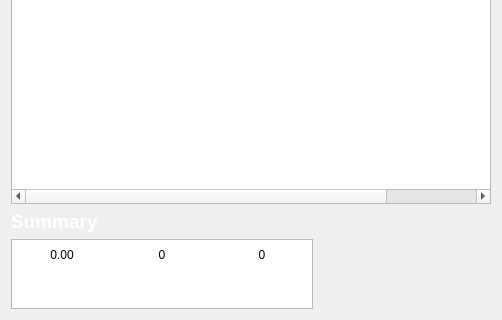
Above: BulkClub/salespopup.ui from josharaedwards/CS1C-Project-2 before the change; both pictures show x 0 to 502 and y 394 to 714 of the 502 by 714 pixel window. Below: the same form after it.
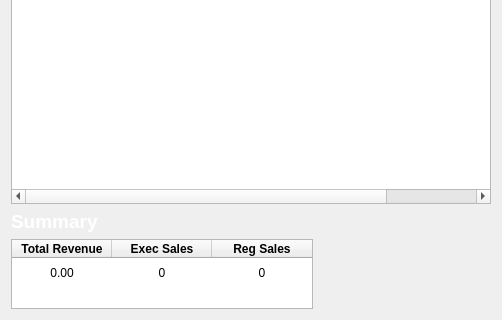
That is the form after the change.

What changed in the file:
```diff
--- a/BulkClub/salespopup.ui
+++ b/BulkClub/salespopup.ui
@@ -164,7 +164,7 @@
       <bool>false</bool>
      </property>
      <attribute name="horizontalHeaderVisible">
-      <bool>false</bool>
+      <bool>true</bool>
      </attribute>
      <attribute name="horizontalHeaderCascadingSectionResizes">
       <bool>false</bool>
```
